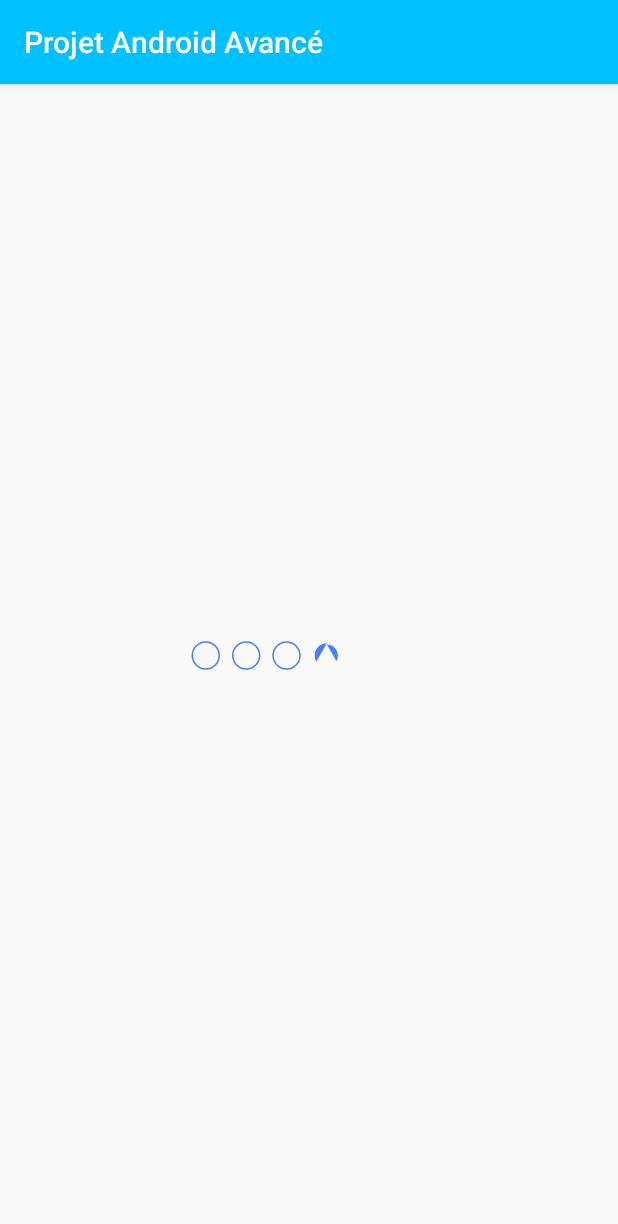
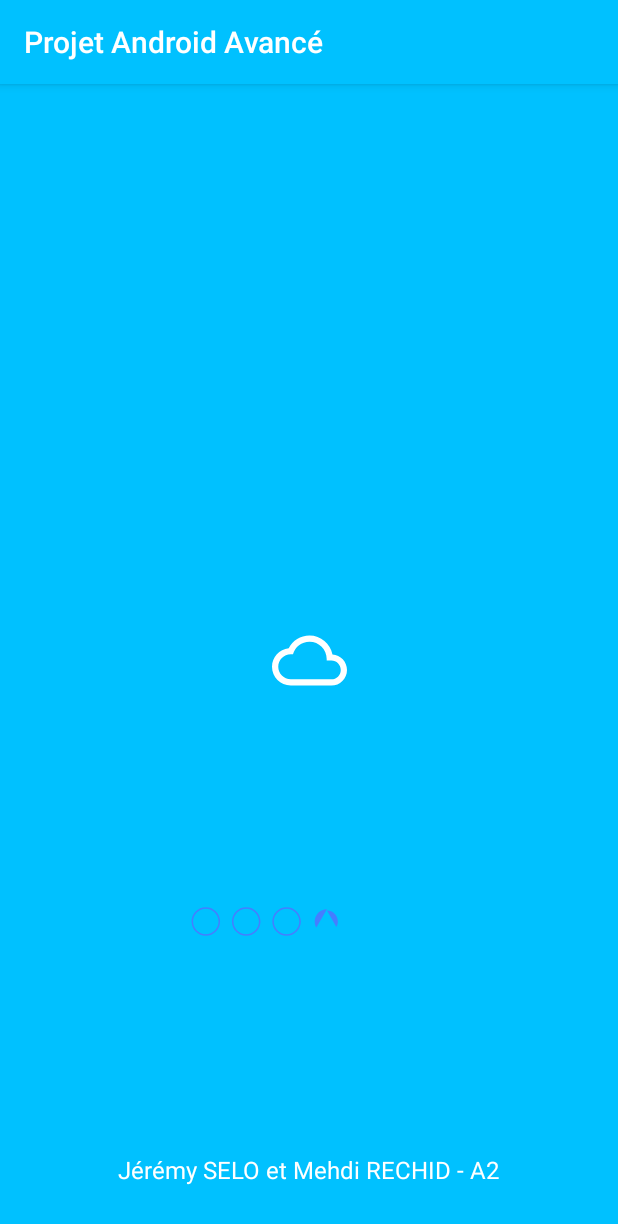
Before and after one commit to s-jeremy/Android_App_Project, an Android app: the SplashActivity screen opened directly, with no data from a screen before it, on a phone screen of 412 x 824 dp. Shown: the top 1224 px of the screen. Run offline under Robolectric (Android 15) with nearby library versions, the phone set to English and light mode, and no system bars.

Commit message:
Design Splash Activity + Logo modified

```diff
--- a/app/src/main/AndroidManifest.xml
+++ b/app/src/main/AndroidManifest.xml
@@ -10,9 +10,9 @@
     <application
         android:name="com.android_app_project.app.MainApplication"
         android:allowBackup="true"
-        android:icon="@mipmap/ic_launcher"
+        android:icon="@drawable/logo_app"
         android:label="@string/app_name"
-        android:roundIcon="@mipmap/ic_launcher_round"
+        android:roundIcon="@drawable/logo_app"
         android:supportsRtl="true"
         android:theme="@style/AppTheme">
         <activity android:name=".ui.view.info.InfoActivity"/>
--- /dev/null
+++ b/app/src/main/res/drawable/logo_app.xml
@@ -0,0 +1,5 @@
+<vector android:height="24dp" android:tint="#FFFFFF"
+    android:viewportHeight="24" android:viewportWidth="24"
+    android:width="24dp" xmlns:android="http://schemas.android.com/apk/res/android">
+    <path android:fillColor="@android:color/white" android:pathData="M19.35,10.04C18.67,6.59 15.64,4 12,4 9.11,4 6.6,5.64 5.35,8.04 2.34,8.36 0,10.91 0,14c0,3.31 2.69,6 6,6h13c2.76,0 5,-2.24 5,-5 0,-2.64 -2.05,-4.78 -4.65,-4.96zM19,18H6c-2.21,0 -4,-1.79 -4,-4s1.79,-4 4,-4h0.71C7.37,7.69 9.48,6 12,6c3.04,0 5.5,2.46 5.5,5.5v0.5H19c1.66,0 3,1.34 3,3s-1.34,3 -3,3z"/>
+</vector>
--- a/app/src/main/res/layout/activity_splash.xml
+++ b/app/src/main/res/layout/activity_splash.xml
@@ -4,6 +4,7 @@
     xmlns:tools="http://schemas.android.com/tools"
     android:layout_width="match_parent"
     android:layout_height="match_parent"
+    android:background="@color/colorPrimary"
     tools:context=".ui.view.splash.SplashActivity"
     app:layout_behavior="com.airbnb.lottie.LottieAnimationView">
 
@@ -11,12 +12,35 @@
         android:id="@+id/animationLoading"
         android:layout_width="match_parent"
         android:layout_height="wrap_content"
-        app:layout_constraintBottom_toBottomOf="parent"
+        app:layout_constraintBottom_toTopOf="@+id/developpers"
         app:layout_constraintEnd_toEndOf="parent"
         app:layout_constraintStart_toStartOf="parent"
-        app:layout_constraintTop_toTopOf="parent"
+        app:layout_constraintTop_toBottomOf="@+id/logo"
         app:lottie_autoPlay="true"
         app:lottie_loop="true"
         app:lottie_rawRes="@raw/lottie_loading" />
 
+    <ImageView
+        android:id="@+id/logo"
+        android:layout_width="50dp"
+        android:layout_height="50dp"
+        app:srcCompat="@drawable/logo_app"
+        app:layout_constraintBottom_toBottomOf="parent"
+        app:layout_constraintEnd_toEndOf="parent"
+        app:layout_constraintStart_toStartOf="parent"
+        app:layout_constraintTop_toTopOf="parent" />
+
+    <TextView
+        android:id="@+id/developpers"
+        android:layout_width="wrap_content"
+        android:layout_height="wrap_content"
+        android:text="@string/infoDev"
+        android:textColor="@color/colorSecondary"
+        android:textSize="16sp"
+        app:layout_constraintBottom_toBottomOf="parent"
+        app:layout_constraintEnd_toEndOf="parent"
+        app:layout_constraintStart_toStartOf="parent"
+        app:layout_constraintTop_toBottomOf="@+id/logo"
+        app:layout_constraintVertical_bias="0.9" />
+
 </androidx.constraintlayout.widget.ConstraintLayout>
--- a/app/src/main/res/values/strings.xml
+++ b/app/src/main/res/values/strings.xml
@@ -18,4 +18,5 @@
     <string name="page1_title">Concept de collect de data</string>
     <string name="page2_title">Développée sous Android Kotlin</string>
     <string name="page3_title">Réalisée par Jérémy et Mehdi</string>
+    <string name="infoDev">Jérémy SELO et Mehdi RECHID - A2</string>
 </resources>
```
